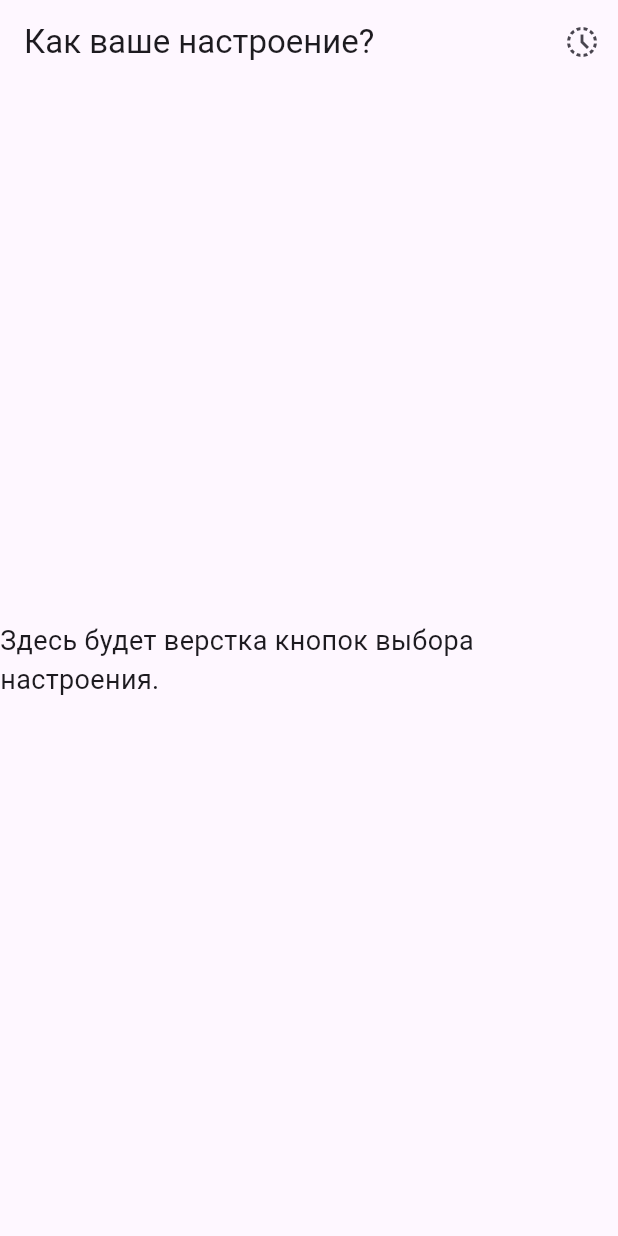
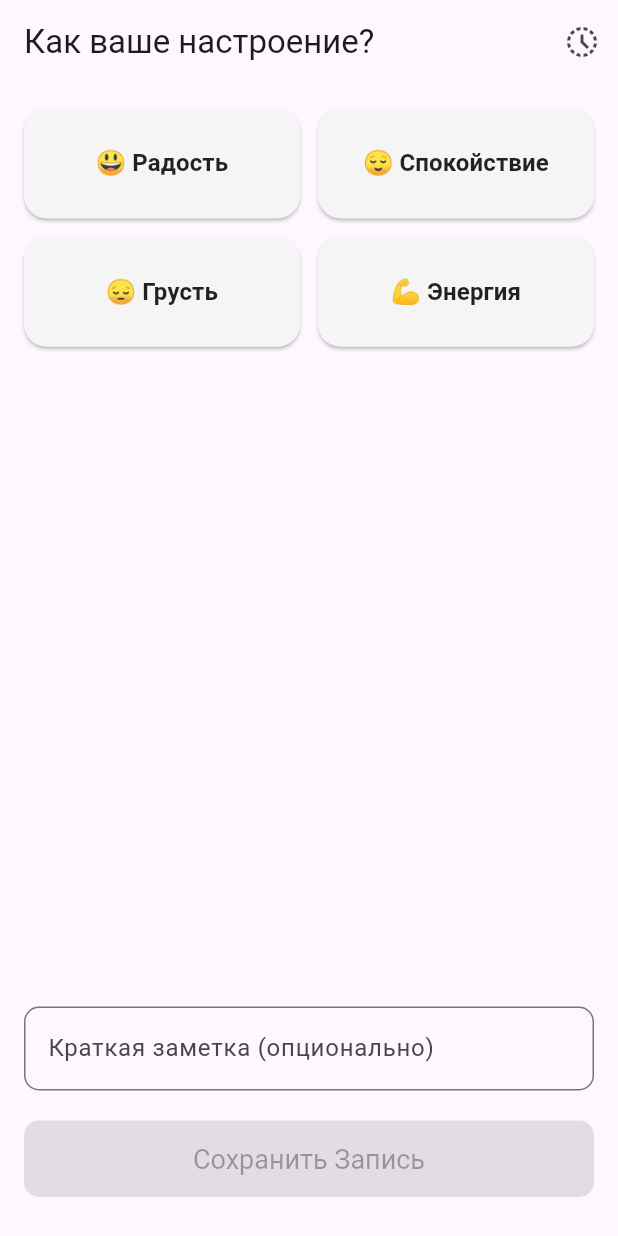
Before and after one commit to MarshmellowNew/MoodCompass, a Flutter app: the screen it shows after launch, on a phone screen of 412 x 824 dp. Run offline on Flutter 3.47's test engine with Material 3 defaults, Android fonts, the phone set to English and light mode, and no system bars.

Commit message:
ЛР4 (Часть 2): Реализована верстка Главного экрана (кнопки, поле ввода, кнопка сохранения)

```diff
--- a/lib/main.dart
+++ b/lib/main.dart
@@ -25,11 +25,27 @@ class MoodCompassApp extends StatelessWidget {
 }
 
 // ----------------------------------------------------
-// 1. ГЛАВНЫЙ ЭКРАН (ЛР4)
+// 1. ГЛАВНЫЙ ЭКРАН (ЛР4 - Верстка)
 // ----------------------------------------------------
 
-class MainScreen extends StatelessWidget {
+class MainScreen extends StatefulWidget {
   const MainScreen({super.key});
+
+  @override
+  State<MainScreen> createState() => _MainScreenState();
+}
+
+class _MainScreenState extends State<MainScreen> {
+  // Выбранное настроение (изначально null)
+  String? _selectedMood;
+
+  // Категории настроений
+  final Map<String, String> _moods = {
+    'Радость': '😃',
+    'Спокойствие': '😌',
+    'Грусть': '😔',
+    'Энергия': '💪',
+  };
 
   @override
   Widget build(BuildContext context) {
@@ -37,21 +53,96 @@ class MainScreen extends StatelessWidget {
       appBar: AppBar(
         title: const Text('Как ваше настроение?'),
         actions: [
-          // Кнопка для перехода к Истории (навигация)
           IconButton(
             icon: const Icon(Icons.history_toggle_off_outlined),
             onPressed: () {
-              // Переход на экран /history
               Navigator.pushNamed(context, '/history');
             },
             tooltip: 'История Настроений',
           ),
         ],
       ),
-      body: const Center(
-        child: Text(
-          'Здесь будет верстка кнопок выбора настроения.',
-          style: TextStyle(fontSize: 18),
+      body: Padding(
+        padding: const EdgeInsets.all(16.0),
+        child: Column(
+          crossAxisAlignment: CrossAxisAlignment.stretch,
+          children: <Widget>[
+            // Секция выбора настроения (Grid)
+            Expanded(
+              child: GridView.builder(
+                gridDelegate: const SliverGridDelegateWithFixedCrossAxisCount(
+                  crossAxisCount: 2, // 2 кнопки в ряд
+                  crossAxisSpacing: 12,
+                  mainAxisSpacing: 12,
+                  childAspectRatio: 2.5, // Соотношение сторон
+                ),
+                itemCount: _moods.length,
+                itemBuilder: (context, index) {
+                  String moodName = _moods.keys.elementAt(index);
+                  String moodEmoji = _moods.values.elementAt(index);
+
+                  // Кнопка-карточка для выбора настроения
+                  return ElevatedButton(
+                    onPressed: () {
+                      setState(() {
+                        // Обновляем состояние при выборе
+                        _selectedMood = moodName;
+                      });
+                    },
+                    style: ElevatedButton.styleFrom(
+                      // Стилизация: выделение выбранной кнопки
+                      backgroundColor: _selectedMood == moodName
+                          ? Colors.blueGrey.shade700
+                          : Colors.grey.shade100,
+                      foregroundColor: _selectedMood == moodName
+                          ? Colors.white
+                          : Colors.black87,
+                      shape: RoundedRectangleBorder(
+                        borderRadius: BorderRadius.circular(15),
+                      ),
+                      elevation: _selectedMood == moodName ? 4 : 1,
+                    ),
+                    child: Text(
+                      '$moodEmoji $moodName',
+                      style: const TextStyle(fontSize: 16, fontWeight: FontWeight.w600),
+                    ),
+                  );
+                },
+              ),
+            ),
+
+            const SizedBox(height: 20),
+
+            // Текстовое поле для заметки
+            const TextField(
+              decoration: InputDecoration(
+                labelText: 'Краткая заметка (опционально)',
+                hintText: 'Что повлияло на ваше настроение?',
+                border: OutlineInputBorder(borderRadius: BorderRadius.all(Radius.circular(10))),
+              ),
+            ),
+
+            const SizedBox(height: 20),
+
+            // Кнопка "Сохранить"
+            ElevatedButton(
+              onPressed: _selectedMood == null ? null : () {
+                // Заглушка, логика будет в ЛР5
+                ScaffoldMessenger.of(context).showSnackBar(
+                  SnackBar(content: Text('Настроение "$_selectedMood" выбрано. Добавим логику в ЛР5!')),
+                );
+              },
+              style: ElevatedButton.styleFrom(
+                padding: const EdgeInsets.symmetric(vertical: 15),
+                textStyle: const TextStyle(fontSize: 18),
+                backgroundColor: Colors.blueGrey,
+                foregroundColor: Colors.white,
+                shape: RoundedRectangleBorder(borderRadius: BorderRadius.circular(10)),
+              ),
+              child: const Text('Сохранить Запись'),
+            ),
+            const SizedBox(height: 10),
+          ],
         ),
       ),
     );
```
